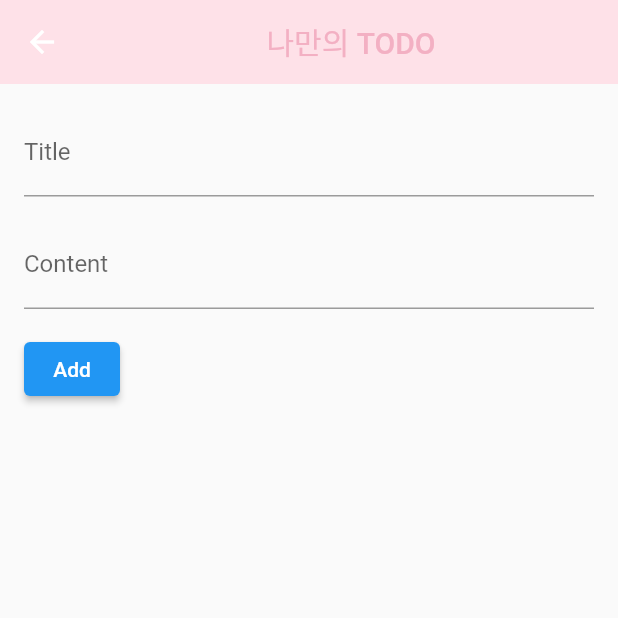
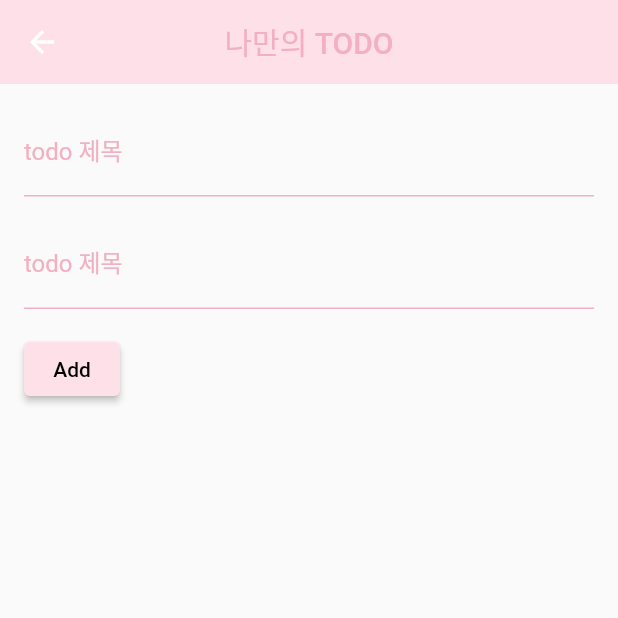
Before and after one commit to soohyang136/todo-app, a Flutter app: the screen it shows after launch, after a tap on "추가", on a phone screen of 412 x 824 dp, the top half of it. Run offline on Flutter 3.47's test engine with Material 2 defaults, Android fonts, the phone set to English and light mode, and no system bars; our stand-ins replace table_calendar; network calls fail.

Commit message:
UPDATE :: add screen style

```diff
--- a/lib/secreens/add_todo_screen.dart
+++ b/lib/secreens/add_todo_screen.dart
@@ -51,8 +51,9 @@ class _AddTodoScreenState extends State<AddTodoScreen> {
     return Scaffold(
       appBar: AppBar(
         elevation: 0,
-        title: Center(child: Text('나만의 TODO', style: TextStyle(color: Color(0xFFF3B0C3)),),),
+        title: Text('나만의 TODO', style: TextStyle(color: Color(0xFFF3B0C3)),),
         backgroundColor: Color(0xFFFEE1E8),
+        centerTitle: true,
       ),
       body: Padding(
         padding: const EdgeInsets.all(16.0),
@@ -62,20 +63,41 @@ class _AddTodoScreenState extends State<AddTodoScreen> {
             TextField(
               controller: _titleController,
               decoration: InputDecoration(
-                labelText: 'Title',
+                labelText: 'todo 제목',
+                labelStyle: TextStyle(
+                  color: Color(0xFFF3B0C3), // 포커스된 상태에서의 labelText 색상
+                ),
+                focusedBorder: UnderlineInputBorder(
+                  borderSide: BorderSide(color: Color(0xFFF3B0C3)), // 포커스된 상태에서의 밑줄 색상
+                ),
+                enabledBorder: UnderlineInputBorder(
+                  borderSide: BorderSide(color: Color(0xFFF3B0C3)), // 비포커스 상태에서의 밑줄 색상
+                ),
+
               ),
             ),
             SizedBox(height: 16),
             TextField(
-              controller: _contentController,
+              controller: _titleController,
               decoration: InputDecoration(
-                labelText: 'Content',
+                labelText: 'todo 제목',
+                labelStyle: TextStyle(
+                  color: Color(0xFFF3B0C3), // 포커스된 상태에서의 labelText 색상
+                ),
+                focusedBorder: UnderlineInputBorder(
+                  borderSide: BorderSide(color: Color(0xFFF3B0C3)), // 포커스된 상태에서의 밑줄 색상
+                ),
+                enabledBorder: UnderlineInputBorder(
+                  borderSide: BorderSide(color: Color(0xFFF3B0C3)), // 비포커스 상태에서의 밑줄 색상
+                ),
+
               ),
             ),
             SizedBox(height: 16),
             ElevatedButton(
+              style: ElevatedButton.styleFrom(backgroundColor: Color(0xFFFEE1E8)),
               onPressed: _addTodo,
-              child: Text('Add'),
+              child: Text('Add', style: TextStyle(color: Colors.black),),
             ),
           ],
         ),
--- a/lib/secreens/todo_detail_screen.dart
+++ b/lib/secreens/todo_detail_screen.dart
@@ -38,7 +38,8 @@ class _StateTodoDetailScreen extends State<TodoDetailScreen> {
       appBar: AppBar(
         elevation: 0,
         backgroundColor: Color(0xFFFEE1E8),
-        title: Text('Todo Details'),
+        title: Text('Todo Details', style: TextStyle(color: Color(0xFFF3B0C3))),
+        centerTitle: true,
       ),
       body: Padding(
         padding: const EdgeInsets.all(16.0),
```
